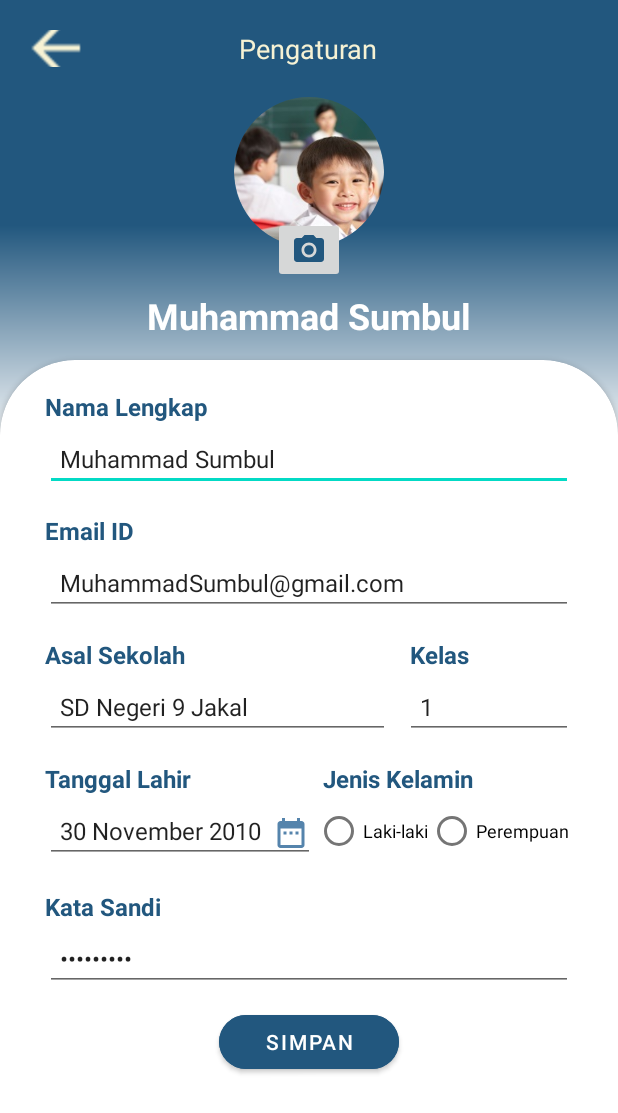
After one commit to MuhammadTatma/EZ-Math, an Android app: the layout activity_edit_profile.xml on its own in the app's theme, with its tools: preview values and no code run, on a phone screen of 412 x 824 dp. The commit adds this screen. Shown: the top 1113 px of the screen. Run offline under Robolectric (Android 15) with nearby library versions, the phone set to English and light mode, and no system bars.

Commit message:
Menambahkan layout edit profil

```diff
--- /dev/null
+++ b/app/src/main/res/drawable/ic_baseline_arrow_back_24.xml
@@ -0,0 +1,5 @@
+<vector android:autoMirrored="true" android:height="24dp"
+    android:tint="#F6F2D4" android:viewportHeight="24"
+    android:viewportWidth="24" android:width="24dp" xmlns:android="http://schemas.android.com/apk/res/android">
+    <path android:fillColor="@android:color/white" android:pathData="M20,11H7.83l5.59,-5.59L12,4l-8,8 8,8 1.41,-1.41L7.83,13H20v-2z"/>
+</vector>
--- /dev/null
+++ b/app/src/main/res/drawable/ic_baseline_photo_camera_24.xml
@@ -0,0 +1,6 @@
+<vector android:height="24dp" android:tint="#22577E"
+    android:viewportHeight="24" android:viewportWidth="24"
+    android:width="24dp" xmlns:android="http://schemas.android.com/apk/res/android">
+    <path android:fillColor="@android:color/white" android:pathData="M12,12m-3.2,0a3.2,3.2 0,1 1,6.4 0a3.2,3.2 0,1 1,-6.4 0"/>
+    <path android:fillColor="@android:color/white" android:pathData="M9,2L7.17,4L4,4c-1.1,0 -2,0.9 -2,2v12c0,1.1 0.9,2 2,2h16c1.1,0 2,-0.9 2,-2L22,6c0,-1.1 -0.9,-2 -2,-2h-3.17L15,2L9,2zM12,17c-2.76,0 -5,-2.24 -5,-5s2.24,-5 5,-5 5,2.24 5,5 -2.24,5 -5,5z"/>
+</vector>
--- /dev/null
+++ b/app/src/main/res/layout/activity_edit_profile.xml
@@ -0,0 +1,289 @@
+<?xml version="1.0" encoding="utf-8"?>
+<LinearLayout
+    xmlns:android="http://schemas.android.com/apk/res/android"
+    xmlns:app="http://schemas.android.com/apk/res-auto"
+    xmlns:tools="http://schemas.android.com/tools"
+    android:layout_width="match_parent"
+    android:layout_height="match_parent"
+    android:orientation="vertical">
+
+
+    <LinearLayout
+        android:layout_width="match_parent"
+        android:layout_height="300dp"
+        android:background="@drawable/gradien_bg_top"
+        android:orientation="vertical">
+        <LinearLayout
+            android:layout_width="match_parent"
+            android:layout_height="wrap_content"
+            android:orientation="horizontal"
+            android:layout_marginHorizontal="20dp"
+            android:layout_marginTop="20dp"
+            tools:ignore="UseCompoundDrawables">
+
+            <ImageView
+                android:layout_width="wrap_content"
+                android:layout_height="wrap_content"
+                android:src="@drawable/ic_baseline_arrow_back_24"
+                android:scaleX="2"
+                android:scaleY="2"
+                android:layout_marginStart="5dp"
+                tools:ignore="ContentDescription" />
+            <TextView
+                android:layout_width="wrap_content"
+                android:layout_height="wrap_content"
+                android:text="Pengaturan"
+                android:textColor="@color/Color_4"
+                android:layout_gravity="center"
+                android:layout_marginStart="110dp"
+                android:textSize="18sp"
+                />
+        </LinearLayout>
+
+        <de.hdodenhof.circleimageview.CircleImageView
+            android:layout_width="100dp"
+            android:layout_height="100dp"
+            android:src="@drawable/profile"
+            android:layout_gravity="center"
+            android:layout_marginTop="20dp"/>
+
+        <ImageButton
+            android:layout_width="wrap_content"
+            android:layout_height="wrap_content"
+            android:layout_gravity="center"
+            android:layout_marginTop="-20dp"
+            android:src="@drawable/ic_baseline_photo_camera_24"
+            tools:ignore="ContentDescription,SpeakableTextPresentCheck,TouchTargetSizeCheck" />
+
+        <TextView
+            android:layout_width="wrap_content"
+            android:layout_height="wrap_content"
+            android:text="Muhammad Sumbul"
+            android:textSize="24sp"
+            android:textStyle="bold"
+            android:textColor="@color/white"
+            android:layout_gravity="center"
+            android:layout_marginTop="5dp"/>
+    </LinearLayout>
+
+    <androidx.cardview.widget.CardView
+        android:layout_width="match_parent"
+        android:layout_height="match_parent"
+        android:layout_marginTop="-60dp"
+        app:cardCornerRadius="50dp"
+        android:layout_marginBottom="-50dp">
+
+        <LinearLayout
+            android:layout_width="match_parent"
+            android:layout_height="wrap_content"
+            android:orientation="vertical"
+            android:layout_marginHorizontal="30dp"
+            android:layout_marginTop="20dp">
+
+            <TextView
+                android:layout_width="match_parent"
+                android:layout_height="wrap_content"
+                android:text="@string/et_nama_lengkap"
+                android:textSize="16sp"
+                android:textStyle="bold"
+                android:textColor="@color/Color_1"/>
+
+            <EditText
+                android:layout_width="match_parent"
+                android:layout_height="40dp"
+                android:layout_marginTop="5dp"
+                android:hint="@string/et_nama_lengkap"
+                android:importantForAutofill="no"
+                android:inputType="text"
+                android:paddingStart="10dp"
+                android:text="Muhammad Sumbul"
+                android:textColorHighlight="@color/Color_1"
+                android:textSize="16sp"
+                tools:ignore="RtlSymmetry,TouchTargetSizeCheck" />
+
+            <TextView
+                android:layout_width="match_parent"
+                android:layout_height="wrap_content"
+                android:text="@string/et_email"
+                android:textSize="16sp"
+                android:textStyle="bold"
+                android:textColor="@color/Color_1"
+                android:layout_marginTop="15dp"/>
+
+            <EditText
+                android:layout_width="match_parent"
+                android:layout_height="40dp"
+                android:layout_marginTop="5dp"
+                android:importantForAutofill="no"
+                android:inputType="textEmailAddress"
+                android:paddingStart="10dp"
+                android:text="MuhammadSumbul@gmail.com"
+                android:textColorHighlight="@color/Color_1"
+                android:textSize="16sp"
+                tools:ignore="RtlSymmetry,TouchTargetSizeCheck" />
+
+            <LinearLayout
+                android:layout_width="match_parent"
+                android:layout_height="wrap_content"
+                android:orientation="horizontal"
+                android:layout_marginTop="15dp">
+                <TextView
+                    android:layout_width="wrap_content"
+                    android:layout_height="wrap_content"
+                    android:text="Asal Sekolah"
+                    android:textSize="16sp"
+                    android:textStyle="bold"
+                    android:textColor="@color/Color_1"/>
+                <TextView
+                    android:layout_width="wrap_content"
+                    android:layout_height="wrap_content"
+                    android:text="Kelas"
+                    android:textSize="16sp"
+                    android:textStyle="bold"
+                    android:textColor="@color/Color_1"
+                    android:layout_marginStart="150dp"
+                    />
+            </LinearLayout>
+            <LinearLayout
+                android:layout_width="match_parent"
+                android:layout_height="wrap_content"
+                android:orientation="horizontal"
+                android:layout_marginTop="5dp">
+
+                <EditText
+                    android:layout_width="230dp"
+                    android:layout_height="40dp"
+                    android:importantForAutofill="no"
+                    android:inputType="text"
+                    android:paddingStart="10dp"
+                    android:text="SD Negeri 9 Jakal"
+                    android:textColorHighlight="@color/Color_1"
+                    android:textSize="16sp"
+                    tools:ignore="RtlSymmetry,TouchTargetSizeCheck" />
+
+                <EditText
+                    android:layout_width="match_parent"
+                    android:layout_height="40dp"
+                    android:layout_marginStart="10dp"
+                    android:importantForAutofill="no"
+                    android:inputType="number"
+                    android:paddingStart="10dp"
+                    android:text="1"
+                    android:textColorHighlight="@color/Color_1"
+                    android:textSize="16sp"
+                    tools:ignore="RtlSymmetry,TouchTargetSizeCheck" />
+            </LinearLayout>
+
+            <LinearLayout
+                android:layout_width="match_parent"
+                android:layout_height="wrap_content"
+                android:orientation="horizontal">
+                <TextView
+                    android:layout_width="170dp"
+                    android:layout_height="wrap_content"
+                    android:text="Tanggal Lahir"
+                    android:textSize="16sp"
+                    android:textStyle="bold"
+                    android:textColor="@color/Color_1"
+                    android:layout_marginTop="15dp"/>
+                <TextView
+                    android:layout_width="match_parent"
+                    android:layout_height="wrap_content"
+                    android:text="Jenis Kelamin"
+                    android:textSize="16sp"
+                    android:textStyle="bold"
+                    android:textColor="@color/Color_1"
+                    android:layout_marginTop="15dp"
+                    android:layout_marginStart="15dp"/>
+
+            </LinearLayout>
+
+            <LinearLayout
+                android:layout_width="match_parent"
+                android:layout_height="wrap_content"
+                android:orientation="horizontal">
+
+                <EditText
+                    android:layout_width="180dp"
+                    android:layout_height="40dp"
+                    android:layout_marginTop="5dp"
+                    android:drawableEnd="@drawable/ic_baseline_date_range_24"
+                    android:importantForAutofill="no"
+                    android:inputType="date"
+                    android:paddingStart="10dp"
+                    android:text="30 November 2010"
+                    android:textColorHighlight="@color/Color_1"
+                    android:textSize="16sp"
+                    tools:ignore="RtlSymmetry,TouchTargetSizeCheck" />
+
+                <RadioGroup
+                    android:id="@+id/jenisKelamin"
+                    android:layout_width="match_parent"
+                    android:layout_height="wrap_content"
+                    android:orientation="horizontal">
+
+                    <RadioButton
+                        android:id="@+id/laki"
+                        android:layout_width="wrap_content"
+                        android:layout_height="wrap_content"
+                        android:text="Laki-laki"
+                        android:textSize="12sp"/>
+
+                    <RadioButton
+                        android:id="@+id/perempuan"
+                        android:layout_width="wrap_content"
+                        android:layout_height="wrap_content"
+                        android:text="Perempuan"
+                        android:textSize="12sp"/>
+                </RadioGroup>
+            </LinearLayout>
+
+            <TextView
+                android:layout_width="match_parent"
+                android:layout_height="wrap_content"
+                android:text="Kata Sandi"
+                android:textSize="16sp"
+                android:textStyle="bold"
+                android:textColor="@color/Color_1"
+                android:layout_marginTop="15dp"/>
+
+            <EditText
+                android:layout_width="match_parent"
+                android:layout_height="40dp"
+                android:layout_marginTop="5dp"
+                android:autofillHints=""
+                android:inputType="textPassword"
+                android:paddingStart="10dp"
+                android:text="Sumbul123"
+                android:textColorHighlight="@color/Color_1"
+                android:textSize="16sp"
+                tools:ignore="RtlSymmetry,TouchTargetSizeCheck" />
+
+            <Button
+                android:layout_width="120dp"
+                android:layout_height="wrap_content"
+                android:text="Simpan"
+                android:layout_gravity="center"
+                app:cornerRadius="20dp"
+                android:backgroundTint="@color/Color_1"
+                android:layout_marginTop="10dp"
+                />
+
+
+
+
+
+
+
+
+
+        </LinearLayout>
+
+
+
+
+    </androidx.cardview.widget.CardView>
+
+
+
+</LinearLayout>
--- a/app/src/main/res/values/themes.xml
+++ b/app/src/main/res/values/themes.xml
@@ -12,5 +12,6 @@
         <!-- Status bar color. -->
         <item name="android:statusBarColor" tools:targetApi="l">?attr/colorPrimaryVariant</item>
         <!-- Customize your theme here. -->
+
     </style>
 </resources>
```
